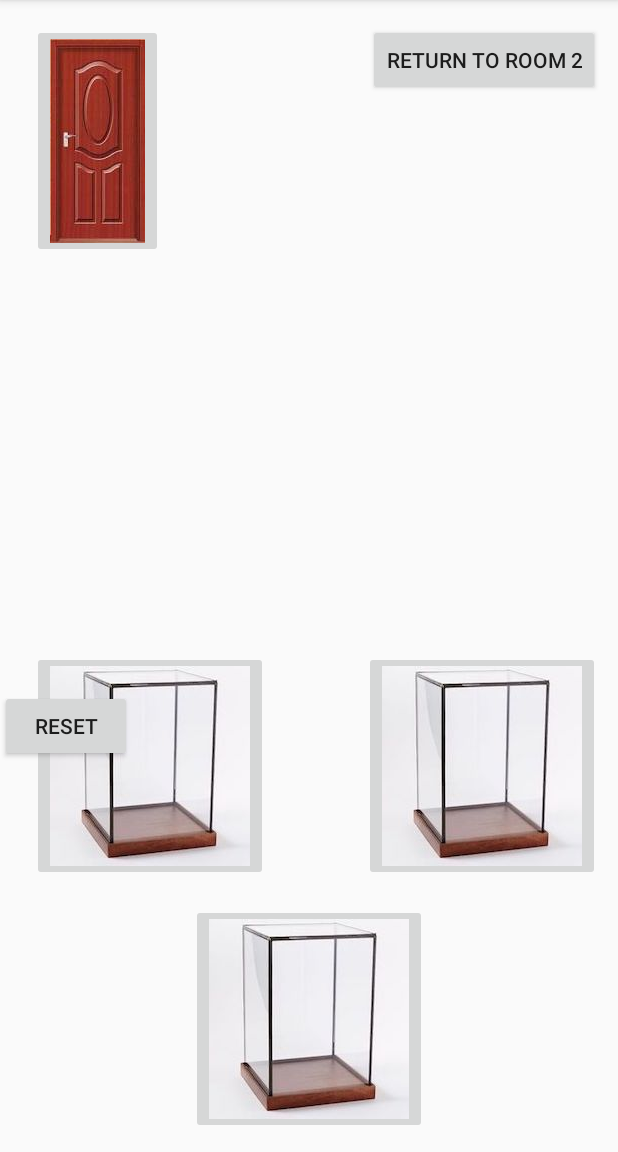
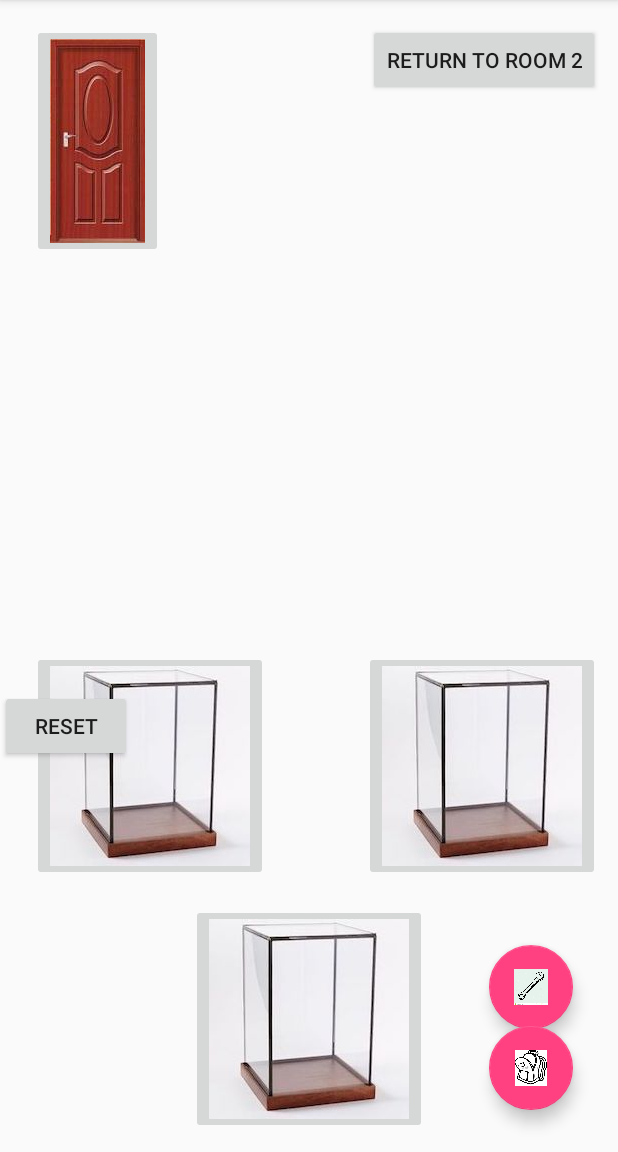
Before and after one commit to MJanick/CS407, an Android app: the Room5 screen opened directly, with no data from a screen before it, after a tap on "RETURN TO ROOM 3", on a phone screen of 412 x 824 dp, the part 84-1236 px from its top. Run offline under Robolectric (Android 15) with nearby library versions, the phone set to English and light mode, and no system bars.

Commit message:
Current Item & Inventory Buttons

```diff
--- a/app/src/main/java/apackage/cs407/Room3.java
+++ b/app/src/main/java/apackage/cs407/Room3.java
@@ -1,6 +1,7 @@
 package apackage.cs407;
 
 import android.content.Intent;
+import android.support.design.widget.FloatingActionButton;
 import android.support.v7.app.AppCompatActivity;
 import android.os.Bundle;
 import android.content.Intent;
@@ -9,8 +10,13 @@ import android.widget.Button;
 import android.view.View;
 import android.widget.Button;
 import android.widget.ImageButton;
+import android.widget.Toast;
+
+import java.util.ArrayList;
 
 public class Room3 extends AppCompatActivity {
+
+    private FloatingActionButton currItem3;
 
     @Override
     protected void onCreate(Bundle savedInstanceState) {
@@ -27,6 +33,39 @@ public class Room3 extends AppCompatActivity {
         });
 
         ((GlobalApp) getApplication()).setViewItem(null);
+
+        final ArrayList<Item> items = ((GlobalApp) this.getApplication()).getInventory();
+
+        FloatingActionButton fab = (FloatingActionButton) findViewById(R.id.inventoryButton3);
+
+        fab.setOnClickListener(new View.OnClickListener() {
+            @Override
+            public void onClick(View v) {
+                ((GlobalApp) getApplication()).setInventory(items);
+
+                startActivity(new Intent(Room3.this, Inventory.class));
+            }
+
+
+        });
+
+        currItem3 = (FloatingActionButton) findViewById(R.id.currentItem3);
+        Item item = ((GlobalApp) this.getApplication()).getItem();
+        if(item == null) {
+            currItem3.setImageResource(R.mipmap.ic_launcher);
+        } else {
+            currItem3.setImageResource(item.getPic());
+        }
+
+        currItem3.setOnClickListener(new View.OnClickListener() {
+            @Override
+            public void onClick(View v) {
+                Item curr = ((GlobalApp) getApplication()).getItem();
+                if(curr != null) {
+                    Toast.makeText(Room3.this, curr.getName(), Toast.LENGTH_LONG).show();
+                }
+            }
+        });
 
         ImageButton door5 = (ImageButton) findViewById(R.id.Door);
         door5.setOnClickListener(new View.OnClickListener() {
@@ -47,4 +86,17 @@ public class Room3 extends AppCompatActivity {
                 startActivity(new Intent(Room3.this, Room2.class));
             }});
     }
+
+    @Override
+    protected void onRestart() {
+        super.onRestart();
+
+        //Do your code here
+        Item item = ((GlobalApp) this.getApplication()).getItem();
+        if(item == null) {
+            currItem3.setImageResource(R.mipmap.ic_launcher);
+        } else {
+            currItem3.setImageResource(item.getPic());
+        }
+    }
 }
--- a/app/src/main/java/apackage/cs407/Room5.java
+++ b/app/src/main/java/apackage/cs407/Room5.java
@@ -1,15 +1,19 @@
 package apackage.cs407;
 
 import android.content.Intent;
+import android.support.design.widget.FloatingActionButton;
 import android.support.v7.app.AppCompatActivity;
 import android.os.Bundle;
 import android.view.View;
 import android.widget.Button;
-import android.view.View;
-import android.widget.Button;
 import android.widget.ImageButton;
+import android.widget.Toast;
+
+import java.util.ArrayList;
 
 public class Room5 extends AppCompatActivity {
+
+    private FloatingActionButton currItem5;
 
     @Override
     protected void onCreate(Bundle savedInstanceState) {
@@ -25,6 +29,39 @@ public class Room5 extends AppCompatActivity {
             }
         });
         ((GlobalApp) getApplication()).setViewItem(null);
+
+        final ArrayList<Item> items = ((GlobalApp) this.getApplication()).getInventory();
+
+        FloatingActionButton fab = (FloatingActionButton) findViewById(R.id.inventoryButton2);
+
+        fab.setOnClickListener(new View.OnClickListener() {
+            @Override
+            public void onClick(View v) {
+                ((GlobalApp) getApplication()).setInventory(items);
+
+                startActivity(new Intent(Room5.this, Inventory.class));
+            }
+
+
+        });
+
+        currItem5 = (FloatingActionButton) findViewById(R.id.currentItem5);
+        Item item = ((GlobalApp) this.getApplication()).getItem();
+        if(item == null) {
+            currItem5.setImageResource(R.mipmap.ic_launcher);
+        } else {
+            currItem5.setImageResource(item.getPic());
+        }
+
+        currItem5.setOnClickListener(new View.OnClickListener() {
+            @Override
+            public void onClick(View v) {
+                Item curr = ((GlobalApp) getApplication()).getItem();
+                if(curr != null) {
+                    Toast.makeText(Room5.this, curr.getName(), Toast.LENGTH_LONG).show();
+                }
+            }
+        });
 
         Button Return = (Button) findViewById(R.id.Return);
         Return.setOnClickListener(new View.OnClickListener() {
@@ -45,4 +82,17 @@ public class Room5 extends AppCompatActivity {
             }
         });
     }
+
+    @Override
+    protected void onRestart() {
+        super.onRestart();
+
+        //Do your code here
+        Item item = ((GlobalApp) this.getApplication()).getItem();
+        if(item == null) {
+            currItem5.setImageResource(R.mipmap.ic_launcher);
+        } else {
+            currItem5.setImageResource(item.getPic());
+        }
+    }
 }
--- a/app/src/main/java/apackage/cs407/StartActivity.java
+++ b/app/src/main/java/apackage/cs407/StartActivity.java
@@ -114,9 +114,9 @@ public class StartActivity extends AppCompatActivity {
             @Override
             public void onClick(View v) {
                 Item curr = ((GlobalApp) getApplication()).getItem();
-                Item door = new Item("Door", 100, "", false, 0, R.mipmap.ic_launcher, "A locked door to another room.");
+                Item door = new Item("Door", 100, "", false, 0, R.mipmap.ic_launcher, "A locked Door to another room.");
                 door.addAction(new Enter((curr != null && curr.getName().equals("Key")), new Intent(StartActivity.this, LeaderboardActivity.class)));
-                if (curr != null && curr.getName().equals("Wrench")) door.addAction(new TextOnly("Smack door with wrench", "Didn't do anything."));
+                if (curr != null && curr.getName().equals("Wrench")) door.addAction(new TextOnly("Smack Door with wrench", "Didn't do anything."));
                 ((GlobalApp) getApplication()).setViewItem(door);
 
                 startActivity(new Intent(StartActivity.this, ItemView.class));
@@ -127,7 +127,7 @@ public class StartActivity extends AppCompatActivity {
                 @Override
                 public void onClick(View v) {
 
-                    Item key = new Item("Key", 100, "A key to some door", true, 0, R.mipmap.ic_launcher, "This is a key, despite appearances.");
+                    Item key = new Item("Key", 100, "A key to some Door", true, 0, R.mipmap.ic_launcher, "This is a key, despite appearances.");
                     ((GlobalApp) getApplication()).setViewItem(key);
                     key.addAction(new Take(sampleKeyButton));
 
--- a/app/src/main/res/layout/activity_room3.xml
+++ b/app/src/main/res/layout/activity_room3.xml
@@ -5,6 +5,30 @@
     android:layout_width="match_parent"
     android:layout_height="match_parent"
     tools:context="apackage.cs407.Room3">
+
+    <android.support.design.widget.FloatingActionButton
+        android:id="@+id/currentItem3"
+        android:layout_width="wrap_content"
+        android:layout_height="wrap_content"
+        android:layout_gravity="end"
+        android:layout_marginTop="27dp"
+        android:src="@mipmap/ic_launcher"
+        android:layout_below="@+id/Case3"
+        android:layout_alignRight="@+id/Case3"
+        android:layout_alignEnd="@+id/Case3"
+        android:layout_marginRight="18dp"
+        android:layout_marginEnd="18dp" />
+
+    <android.support.design.widget.FloatingActionButton
+        android:id="@+id/inventoryButton3"
+        android:layout_width="wrap_content"
+        android:layout_height="wrap_content"
+        android:layout_alignBottom="@+id/Case2"
+        android:layout_alignLeft="@+id/currentItem3"
+        android:layout_alignStart="@+id/currentItem3"
+        android:layout_gravity="end|bottom"
+        android:layout_marginBottom="16dp"
+        android:src="@mipmap/backpack" />
 
     <Button
         android:id="@+id/Return"
--- a/app/src/main/res/layout/activity_start.xml
+++ b/app/src/main/res/layout/activity_start.xml
@@ -59,7 +59,7 @@
         android:layout_marginLeft="70dp"
         android:src="@mipmap/ic_launcher"
         app:layout_anchor="@+id/container" />
-        <!--TODO As the name implies, this will be replaced with an image of a door and
+        <!--TODO As the name implies, this will be replaced with an image of a Door and
         adjusted as needed -->
     <android.support.design.widget.FloatingActionButton
         android:id="@+id/sampleKey"
```
Also changed, not shown: app/src/main/java/apackage/cs407/Room4.java (+52 -0 lines), app/src/main/res/layout/activity_room4.xml (+24 -0 lines), app/src/main/res/layout/activity_room5.xml (+24 -0 lines).
